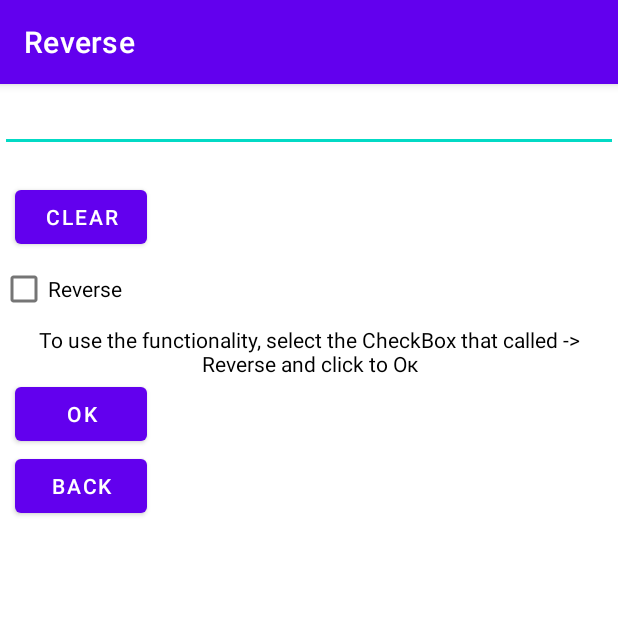
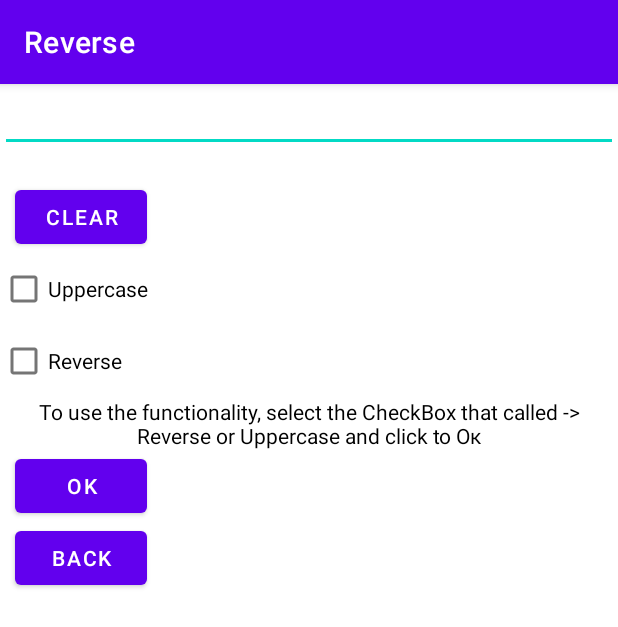
Before and after one commit to Gten71/KotlApp, an Android app: the ReverseActivity screen opened directly, with no data from a screen before it, after a tap on "OK", on a phone screen of 412 x 824 dp. Shown: the top 627 px of the screen. Run offline under Robolectric (Android 15) with nearby library versions, the phone set to English and light mode, and no system bars.

Commit message:
add checkbox -> Uppercase and edit text save location for TextView

```diff
--- a/app/src/main/java/com/example/myapplication/ReverseActivity.kt
+++ b/app/src/main/java/com/example/myapplication/ReverseActivity.kt
@@ -11,6 +11,7 @@ class ReverseActivity : AppCompatActivity() {
     private lateinit var setText: EditText
     private lateinit var result: TextView
     private lateinit var rev: CheckBox
+    private lateinit var upper: CheckBox
     private lateinit var Clear: Button
     private lateinit var okButton:Button
     override fun onCreate(savedInstanceState: Bundle?) {
@@ -19,27 +20,35 @@ class ReverseActivity : AppCompatActivity() {
         rev=findViewById(R.id.reverse_checkbox)
         okButton=findViewById(R.id.Ok)
         result=findViewById(R.id.result_text)
+        upper=findViewById(R.id.uppercase_checkbox)
         setText=findViewById(R.id.editTexts)
         val sharedPref = getSharedPreferences("myPrefs", Context.MODE_PRIVATE)
         val text = sharedPref.getString("text", "")
         result.text = text
         okButton.setOnClickListener {
+            if (upper.isChecked){
+                val text = setText.text.toString()
+                val upperText = text.uppercase()
+                result.text=upperText
+            }
             if (rev.isChecked) {
                 val text = setText.text.toString()
                 val reversedText = text.reversed()
                 result.text = reversedText
 
             }
-            val text = result.text.toString()
-            val sharedPref = getSharedPreferences("myPrefs", Context.MODE_PRIVATE)
-            val editor = sharedPref.edit()
-            editor.putString("text", text)
-            editor.apply()
+            if (rev.isChecked && upper.isChecked){
+                val text = setText.text.toString()
+                val allText = text.reversed().uppercase()
+                result.text=allText
+            }
+
 
         }
         Clear=findViewById(R.id.Clear_button)
         Clear.setOnClickListener {
             result.text = ""
+            upper.isChecked=false
             rev.isChecked=false
             setText.text.clear()
         }
@@ -47,7 +56,13 @@ class ReverseActivity : AppCompatActivity() {
 
         val buttonBacks = findViewById<Button>(R.id.buttons_back)
         buttonBacks.setOnClickListener {
+            val text = result.text.toString()
+            val sharedPref = getSharedPreferences("myPrefs", Context.MODE_PRIVATE)
+            val editor = sharedPref.edit()
+            editor.putString("text", text)
+            editor.apply()
             finish()
+
         }
     }
 }
--- a/app/src/main/res/layout/activity_reverse.xml
+++ b/app/src/main/res/layout/activity_reverse.xml
@@ -24,6 +24,11 @@
         android:layout_marginLeft="10dp"
         android:id="@+id/Clear_button"
         android:text="@string/Clear"/>
+    <CheckBox
+        android:id="@+id/uppercase_checkbox"
+        android:layout_width="wrap_content"
+        android:layout_height="wrap_content"
+        android:text="@string/uppercase" />
 
     <CheckBox
         android:id="@+id/reverse_checkbox"
--- a/app/src/main/res/values/strings.xml
+++ b/app/src/main/res/values/strings.xml
@@ -1,12 +1,12 @@
 <resources>
     <string name="app_name">Reverse</string>
-    <string name="menu_reverse">Reverse text</string>
+    <string name="menu_reverse">Reverse and Uppercase text</string>
     <string name="menu_about">About </string>
     <string name="menu_exit">Exit </string>
     <string name="input_label"/>
     <string name="Info">Developer information:</string>
     <string name="Info_text">Maxim Resnyansky  group-21-ИСП-3 18 years</string>
-    <string name="text_explanation">To use the functionality, select the CheckBox that called -> Reverse and click to Ок </string>
+    <string name="text_explanation">To use the functionality, select the CheckBox that called -> Reverse or Uppercase and click to Ок </string>
     <string name="text_for_main">All the main buttons are in the upper right corner, you just need to click on 3 dots and the buttons will appear</string>
     <string name="uppercase">Uppercase</string>
     <string name="reverse">Reverse</string>
```
